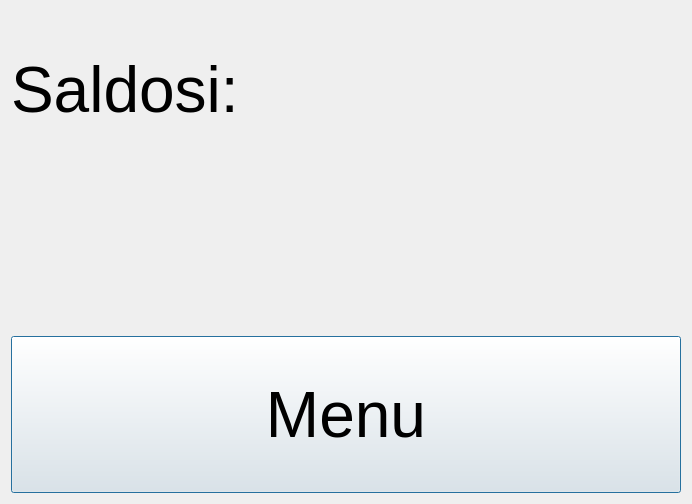
Before: the Qt Designer form bankautomat/saldo.ui in tvt21kmo-bank-project/group_3, drawn with Qt 5.
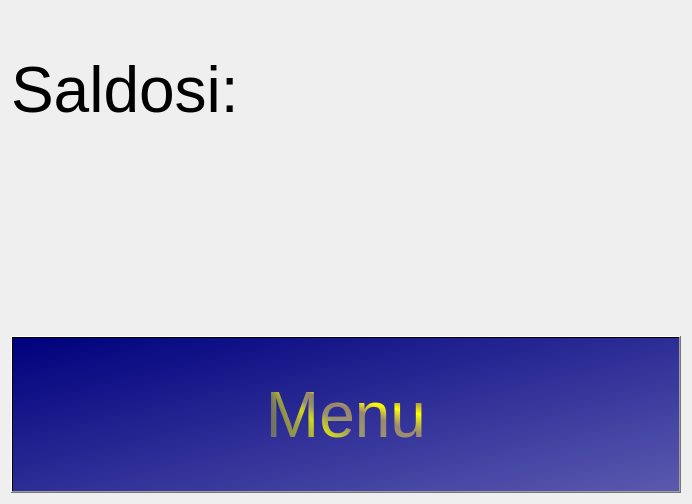
After: the same form once the commit is applied.

Diff of the .ui file:
```diff
--- a/bankautomat/saldo.ui
+++ b/bankautomat/saldo.ui
@@ -57,29 +57,8 @@
       </font>
      </property>
      <property name="styleSheet">
-      <string notr="true">QPushButton {
-
-  background-color:  #C0C0C0;
-    border-style: outset;
-    border-width: 2px;
-    border-radius: 10px;
-    border-color: beige;
-    min-width: 10em;
-    padding: 6px;
-	color: black;
-}♣
-
-QPushButton:pressed {
-
-  background-color:  #808080;
-    border-style: outset;
-    border-width: 2px;
-    border-radius: 10px;
-    border-color: beige;
-    min-width: 10em;
-    padding: 6px;
-	color: black;
-}♣</string>
+      <string notr="true">background-color: qlineargradient(spread:pad, x1:0, y1:0, x2:1, y2:1, stop:0 rgba(0, 0, 125, 255), stop:1 rgba(90, 90, 175, 255));
+color: qconicalgradient(cx:0, cy:0, angle:135, stop:0 rgba(255, 255, 0, 69), stop:0.375 rgba(255, 255, 0, 69), stop:0.423533 rgba(251, 255, 0, 145), stop:0.45 rgba(247, 255, 0, 208), stop:0.477581 rgba(255, 244, 71, 130), stop:0.518717 rgba(255, 218, 71, 130), stop:0.55 rgba(255, 255, 0, 255), stop:0.57754 rgba(255, 203, 0, 130), stop:0.625 rgba(255, 255, 0, 69), stop:1 rgba(255, 255, 0, 69));</string>
      </property>
      <property name="text">
       <string>Menu</string>
```
Left out of the diff: 3 changed lines with no effect on the pictures.
